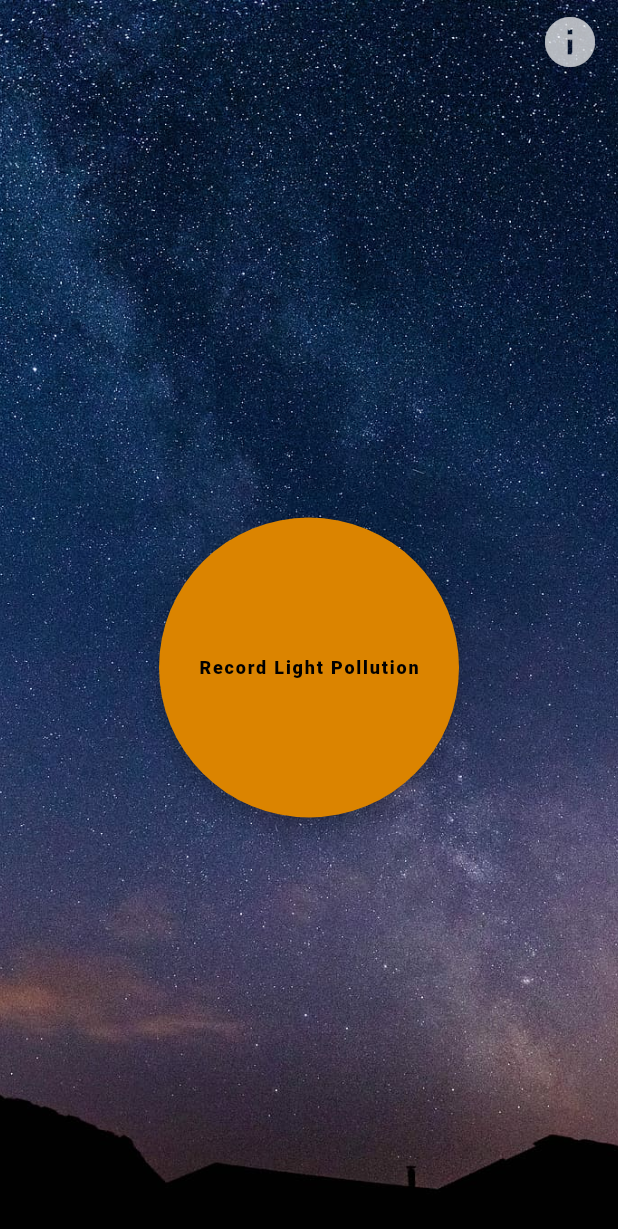
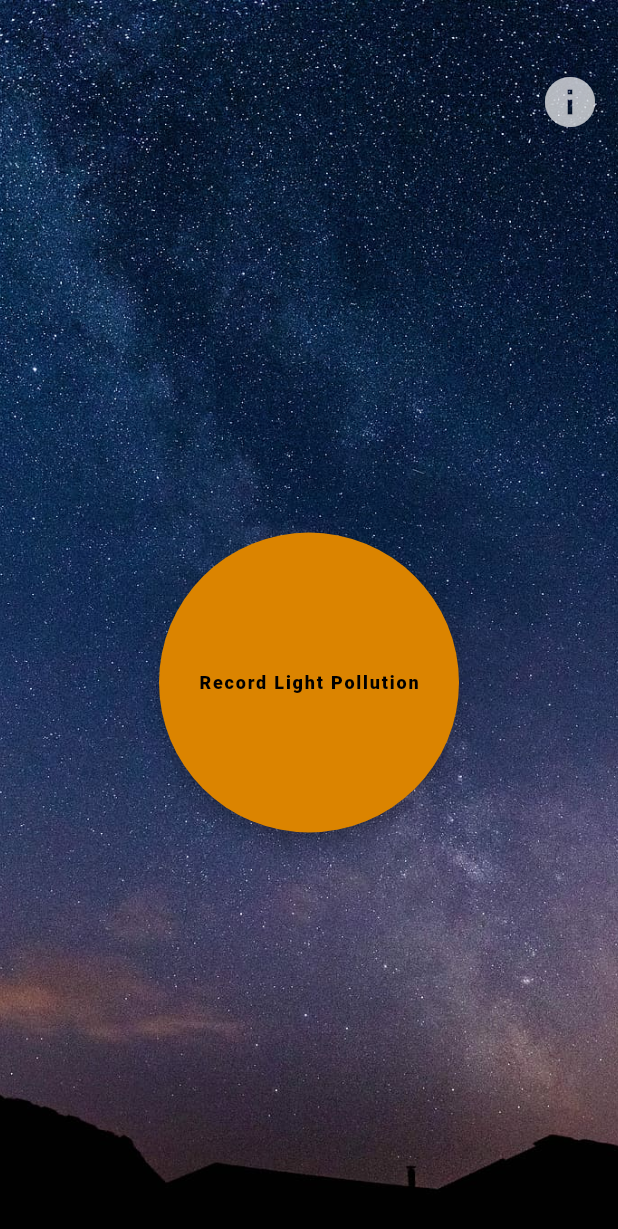
Before and after one commit to tomerbv/Light_Pollution, a Flutter app: the screen it shows after launch, on a phone screen of 412 x 824 dp. Shown: the top 1229 px of the screen. Run offline on Flutter 3.47's test engine with Material 2 defaults, Android fonts, the phone set to English and light mode, and no system bars; our stand-ins replace camera, device_info_plus, flutter_easyloading, geolocator, simple_animations.

Commit message:
version and small fix

```diff
--- a/lib/views/camera_widget.dart
+++ b/lib/views/camera_widget.dart
@@ -88,8 +88,9 @@ class _CameraWidgetState extends State<CameraWidget>
       },
       child: Column(
         children: <Widget>[
+          const SizedBox(height: 40),
           Container(alignment: Alignment.topRight, child: const Instructions()),
-          const SizedBox(height: 20),
+          // const SizedBox(height: 20),
           Container(
               child: controller != null
                   ? Text(
```
Also changed, not shown: 1 other file.
